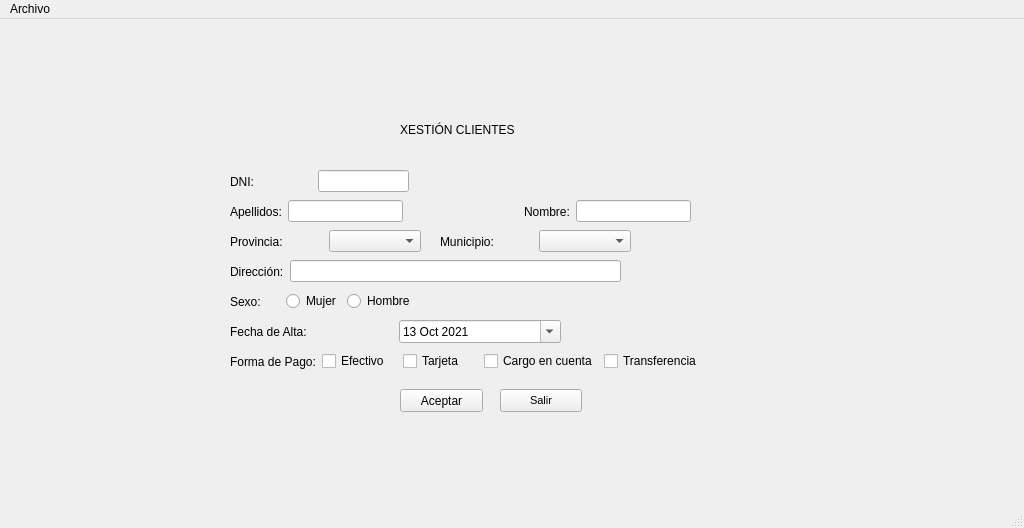
Above: window.ui from aem095/estevezmartinez before the change. Below: the same form after it.
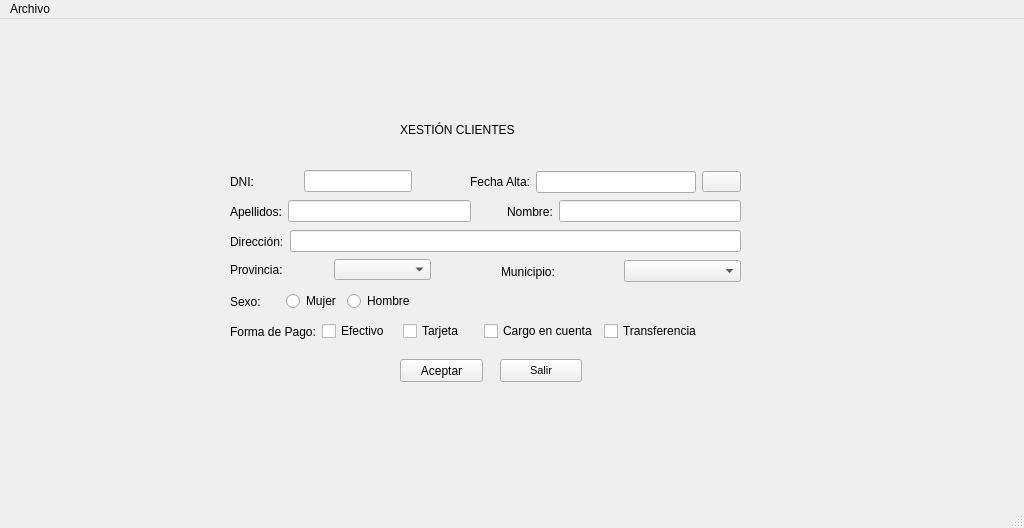
That is the form after the change. Icons and pictures are not drawn.

Commit message: Añade calendario

```diff
--- a/window.ui
+++ b/window.ui
@@ -34,7 +34,7 @@
     <property name="geometry">
      <rect>
       <x>400</x>
-      <y>370</y>
+      <y>340</y>
       <width>83</width>
       <height>23</height>
      </rect>
@@ -47,7 +47,7 @@
     <property name="geometry">
      <rect>
       <x>500</x>
-      <y>370</y>
+      <y>340</y>
       <width>82</width>
       <height>23</height>
      </rect>
@@ -113,7 +113,7 @@
     <property name="geometry">
      <rect>
       <x>230</x>
-      <y>330</y>
+      <y>300</y>
       <width>472</width>
       <height>25</height>
      </rect>
@@ -175,8 +175,8 @@
     <property name="geometry">
      <rect>
       <x>230</x>
-      <y>240</y>
-      <width>391</width>
+      <y>210</y>
+      <width>511</width>
       <height>25</height>
      </rect>
     </property>
@@ -211,7 +211,7 @@
      <rect>
       <x>230</x>
       <y>180</y>
-      <width>461</width>
+      <width>511</width>
       <height>25</height>
      </rect>
     </property>
@@ -230,13 +230,16 @@
       <widget class="QLineEdit" name="txtApel"/>
      </item>
      <item>
-      <spacer name="horizontalSpacer_2">
+      <spacer name="horizontalSpacer_3">
        <property name="orientation">
         <enum>Qt::Horizontal</enum>
        </property>
+       <property name="sizeType">
+        <enum>QSizePolicy::Fixed</enum>
+       </property>
        <property name="sizeHint" stdset="0">
         <size>
-         <width>10</width>
+         <width>30</width>
          <height>20</height>
         </size>
        </property>
@@ -262,7 +265,7 @@
      <rect>
       <x>230</x>
       <y>150</y>
-      <width>192</width>
+      <width>231</width>
       <height>25</height>
      </rect>
     </property>
@@ -284,7 +287,7 @@
        </property>
        <property name="sizeHint" stdset="0">
         <size>
-         <width>75</width>
+         <width>20</width>
          <height>20</height>
         </size>
        </property>
@@ -312,9 +315,9 @@
     <property name="geometry">
      <rect>
       <x>230</x>
-      <y>210</y>
-      <width>191</width>
-      <height>25</height>
+      <y>240</y>
+      <width>201</width>
+      <height>21</height>
      </rect>
     </property>
     <layout class="QHBoxLayout" name="horizontalLayout_6">
@@ -336,13 +339,29 @@
    <widget class="QWidget" name="layoutWidget_2">
     <property name="geometry">
      <rect>
-      <x>440</x>
-      <y>210</y>
-      <width>191</width>
+      <x>500</x>
+      <y>240</y>
+      <width>241</width>
       <height>25</height>
      </rect>
     </property>
     <layout class="QHBoxLayout" name="horizontalLayout_7">
+     <item>
+      <spacer name="horizontalSpacer_2">
+       <property name="orientation">
+        <enum>Qt::Horizontal</enum>
+       </property>
+       <property name="sizeType">
+        <enum>QSizePolicy::Fixed</enum>
+       </property>
+       <property name="sizeHint" stdset="0">
+        <size>
+         <width>1</width>
+         <height>5</height>
+        </size>
+       </property>
+      </spacer>
+     </item>
      <item>
       <widget class="QLabel" name="lblMun">
        <property name="styleSheet">
@@ -361,10 +380,10 @@
    <widget class="QWidget" name="horizontalLayoutWidget">
     <property name="geometry">
      <rect>
-      <x>230</x>
-      <y>300</y>
-      <width>331</width>
-      <height>25</height>
+      <x>470</x>
+      <y>150</y>
+      <width>271</width>
+      <height>26</height>
      </rect>
     </property>
     <layout class="QHBoxLayout" name="horizontalLayout_8">
@@ -374,27 +393,26 @@
         <string notr="true">font: 14pt &quot;MS Shell Dlg 2&quot;;</string>
        </property>
        <property name="text">
-        <string>Fecha de Alta:</string>
+        <string>Fecha Alta:</string>
        </property>
       </widget>
      </item>
      <item>
-      <widget class="QDateEdit" name="dateEdit">
-       <property name="dateTime">
-        <datetime>
-         <hour>0</hour>
-         <minute>0</minute>
-         <second>0</second>
-         <year>2021</year>
-         <month>10</month>
-         <day>13</day>
-        </datetime>
+      <widget class="QLineEdit" name="txtFechaAlta"/>
+     </item>
+     <item>
+      <widget class="QPushButton" name="btnCalendario">
+       <property name="font">
+        <font>
+         <pointsize>8</pointsize>
+        </font>
        </property>
-       <property name="currentSection">
-        <enum>QDateTimeEdit::DaySection</enum>
+       <property name="text">
+        <string/>
        </property>
-       <property name="calendarPopup">
-        <bool>true</bool>
+       <property name="icon">
+        <iconset>
+         <normaloff>img/calendar.png</normaloff>img/calendar.png</iconset>
        </property>
       </widget>
      </item>
```
The commit also changes 7 other files.
